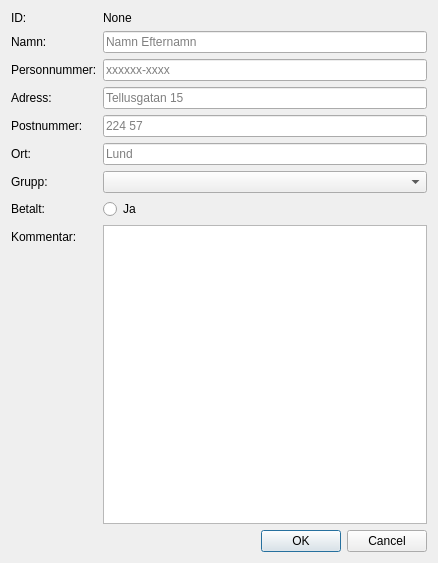
The window that UI/ny_dialog.ui (JHeimdal/RFEntry) describes before a commit, drawn with Qt 5.
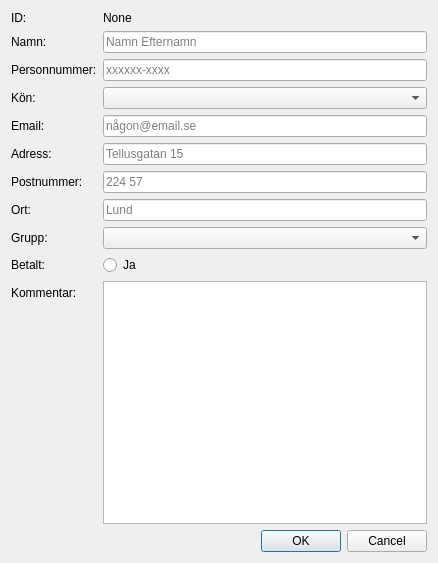
The same window after the commit.

```diff
--- a/UI/ny_dialog.ui
+++ b/UI/ny_dialog.ui
@@ -32,22 +32,22 @@
          </property>
         </widget>
        </item>
-       <item row="6" column="0">
-        <widget class="QLabel" name="grupp">
-         <property name="text">
-          <string>Grupp:</string>
-         </property>
-        </widget>
-       </item>
        <item row="8" column="0">
-        <widget class="QLabel" name="kommentar">
+        <widget class="QLabel" name="grupp_lb">
+         <property name="text">
+          <string>Grupp:</string>
+         </property>
+        </widget>
+       </item>
+       <item row="10" column="0">
+        <widget class="QLabel" name="kommentar_lb">
          <property name="text">
           <string>Kommentar:</string>
          </property>
         </widget>
        </item>
-       <item row="6" column="1">
-        <widget class="QComboBox" name="group_val">
+       <item row="8" column="1">
+        <widget class="QComboBox" name="group">
          <property name="currentText">
           <string/>
          </property>
@@ -95,46 +95,46 @@
          </property>
         </widget>
        </item>
-       <item row="7" column="0">
-        <widget class="QLabel" name="Betalt">
+       <item row="9" column="0">
+        <widget class="QLabel" name="Betalt_lb">
          <property name="text">
           <string>Betalt:</string>
          </property>
         </widget>
        </item>
-       <item row="7" column="1">
-        <widget class="QRadioButton" name="radioButton">
+       <item row="9" column="1">
+        <widget class="QRadioButton" name="betalt">
          <property name="text">
           <string>Ja</string>
          </property>
         </widget>
        </item>
-       <item row="8" column="1">
-        <widget class="QTextEdit" name="textEdit"/>
+       <item row="10" column="1">
+        <widget class="QTextEdit" name="kommentar"/>
        </item>
-       <item row="3" column="0">
-        <widget class="QLabel" name="adress">
+       <item row="5" column="0">
+        <widget class="QLabel" name="adress_lb">
          <property name="text">
           <string>Adress:</string>
          </property>
         </widget>
        </item>
-       <item row="3" column="1">
-        <widget class="QLineEdit" name="lineEdit_2">
+       <item row="5" column="1">
+        <widget class="QLineEdit" name="adress">
          <property name="placeholderText">
           <string>Tellusgatan 15</string>
          </property>
         </widget>
        </item>
-       <item row="4" column="0">
-        <widget class="QLabel" name="postnum">
+       <item row="6" column="0">
+        <widget class="QLabel" name="postnum_lb">
          <property name="text">
           <string>Postnummer:</string>
          </property>
         </widget>
        </item>
-       <item row="4" column="1">
-        <widget class="QLineEdit" name="lineEdit_3">
+       <item row="6" column="1">
+        <widget class="QLineEdit" name="post_num">
          <property name="autoFillBackground">
           <bool>false</bool>
          </property>
@@ -144,33 +144,76 @@
         </widget>
        </item>
        <item row="2" column="0">
-        <widget class="QLabel" name="pers_num">
+        <widget class="QLabel" name="pers_num_lb">
          <property name="text">
           <string>Personnummer:</string>
          </property>
         </widget>
        </item>
        <item row="2" column="1">
-        <widget class="QLineEdit" name="lineEdit_4">
+        <widget class="QLineEdit" name="pers_num">
          <property name="placeholderText">
           <string>xxxxxx-xxxx</string>
          </property>
         </widget>
        </item>
-       <item row="5" column="0">
-        <widget class="QLabel" name="label">
+       <item row="7" column="0">
+        <widget class="QLabel" name="ort_lb">
          <property name="text">
           <string>Ort:</string>
          </property>
         </widget>
        </item>
-       <item row="5" column="1">
-        <widget class="QLineEdit" name="lineEdit">
+       <item row="7" column="1">
+        <widget class="QLineEdit" name="ort">
          <property name="placeholderText">
           <string>Lund</string>
          </property>
         </widget>
        </item>
+       <item row="3" column="0">
+        <widget class="QLabel" name="kon_lb">
+         <property name="text">
+          <string>Kön:</string>
+         </property>
+        </widget>
+       </item>
+       <item row="3" column="1">
+        <widget class="QComboBox" name="kon">
+         <property name="currentIndex">
+          <number>-1</number>
+         </property>
+         <item>
+          <property name="text">
+           <string>Man</string>
+          </property>
+         </item>
+         <item>
+          <property name="text">
+           <string>Kvinna</string>
+          </property>
+         </item>
+         <item>
+          <property name="text">
+           <string>Okänd</string>
+          </property>
+         </item>
+        </widget>
+       </item>
+       <item row="4" column="0">
+        <widget class="QLabel" name="email_lb">
+         <property name="text">
+          <string>Email:</string>
+         </property>
+        </widget>
+       </item>
+       <item row="4" column="1">
+        <widget class="QLineEdit" name="email">
+         <property name="placeholderText">
+          <string>någon@email.se</string>
+         </property>
+        </widget>
+       </item>
       </layout>
      </item>
      <item>
```
Left out of the diff: 16 changed lines with no effect on the pictures.
